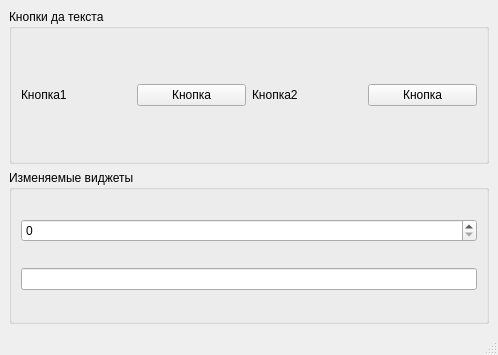
This is Lesson3/Qt_Designer/mainwindow.ui in grushaas/Cross-platform-development-on-Qt as Qt 5 draws it before an edit. The edited form follows.
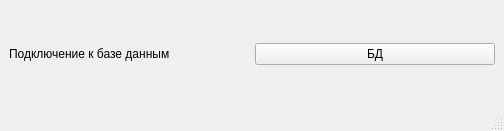
This is the edited form.

Patch:
```diff
--- a/Lesson3/Qt_Designer/mainwindow.ui
+++ b/Lesson3/Qt_Designer/mainwindow.ui
@@ -6,65 +6,36 @@
    <rect>
     <x>0</x>
     <y>0</y>
-    <width>498</width>
-    <height>355</height>
+    <width>504</width>
+    <height>131</height>
    </rect>
   </property>
+  <property name="sizePolicy">
+   <sizepolicy hsizetype="Fixed" vsizetype="Fixed">
+    <horstretch>0</horstretch>
+    <verstretch>0</verstretch>
+   </sizepolicy>
+  </property>
   <property name="windowTitle">
    <string>MainWindow</string>
   </property>
   <widget class="QWidget" name="centralwidget">
-   <layout class="QVBoxLayout" name="verticalLayout">
-    <item>
-     <widget class="QGroupBox" name="groupBox">
-      <property name="title">
-       <string>Кнопки да текста</string>
+   <layout class="QGridLayout" name="gridLayout_2">
+    <item row="0" column="0">
+     <widget class="QLabel" name="l_connectToDB">
+      <property name="text">
+       <string>Подключение к базе данным</string>
       </property>
-      <layout class="QHBoxLayout" name="horizontalLayout">
-       <item>
-        <widget class="QLabel" name="label">
-         <property name="text">
-          <string>Кнопка1</string>
-         </property>
-        </widget>
-       </item>
-       <item>
-        <widget class="QPushButton" name="pushButton_2">
-         <property name="text">
-          <string>Кнопка</string>
-         </property>
-        </widget>
-       </item>
-       <item>
-        <widget class="QLabel" name="label_2">
-         <property name="text">
-          <string>Кнопка2</string>
-         </property>
-        </widget>
-       </item>
-       <item>
-        <widget class="QPushButton" name="pushButton">
-         <property name="text">
-          <string>Кнопка</string>
-         </property>
-        </widget>
-       </item>
-      </layout>
      </widget>
     </item>
-    <item>
-     <widget class="QGroupBox" name="groupBox_2">
-      <property name="title">
-       <string>Изменяемые виджеты</string>
+    <item row="0" column="1">
+     <widget class="QPushButton" name="pB_connectToDB">
+      <property name="enabled">
+       <bool>true</bool>
       </property>
-      <layout class="QVBoxLayout" name="verticalLayout_2">
-       <item>
-        <widget class="QSpinBox" name="spinBox"/>
-       </item>
-       <item>
-        <widget class="QLineEdit" name="lineEdit"/>
-       </item>
-      </layout>
+      <property name="text">
+       <string>БД</string>
+      </property>
      </widget>
     </item>
    </layout>
```
Left out of the diff: 2 changed lines with no effect on the pictures.
